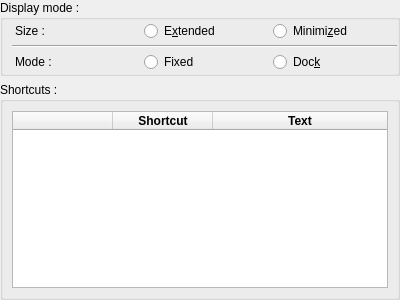
First picture: the form in ui/settingsmanager/qqpalmisettings.ui, repository dguihal/quteqoin, before the edit.
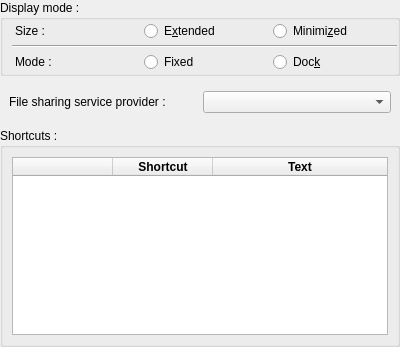
Second picture: the form after the edit. Custom widgets are drawn as their Qt base class.

Commit message: Allow tu choose between file sharing providers

```diff
--- a/ui/settingsmanager/qqpalmisettings.ui
+++ b/ui/settingsmanager/qqpalmisettings.ui
@@ -7,7 +7,7 @@
     <x>0</x>
     <y>0</y>
     <width>400</width>
-    <height>300</height>
+    <height>347</height>
    </rect>
   </property>
   <property name="windowTitle">
@@ -132,6 +132,22 @@
      </layout>
     </widget>
    </item>
+   <item>
+    <widget class="QWidget" name="widget_3" native="true">
+     <layout class="QHBoxLayout" name="horizontalLayout_2">
+      <item>
+       <widget class="QLabel" name="label_3">
+        <property name="text">
+         <string>File sharing service provider :</string>
+        </property>
+       </widget>
+      </item>
+      <item>
+       <widget class="QComboBox" name="fsServiceProvider"/>
+      </item>
+     </layout>
+    </widget>
+   </item>
    <item>
     <widget class="QGroupBox" name="groupBox">
      <property name="title">
```
The commit also changes 6 other files.
